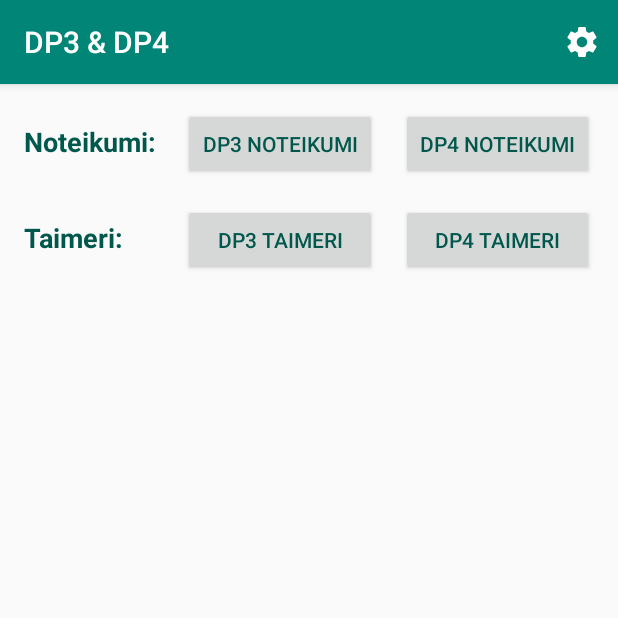
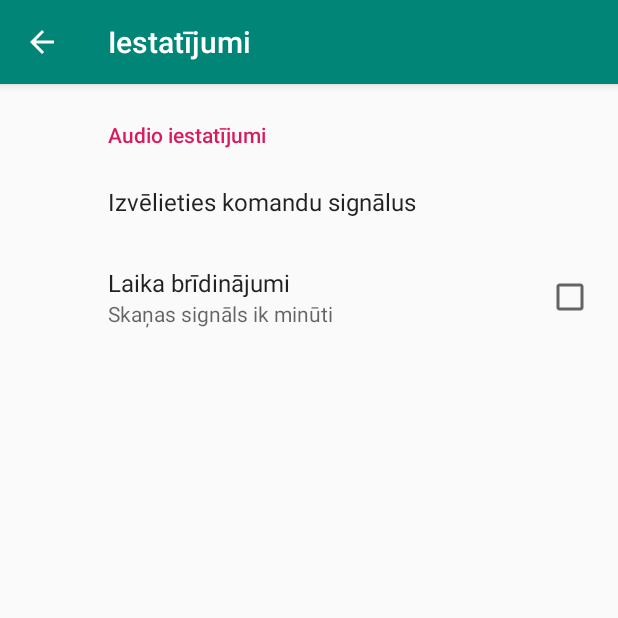
Before and after one commit to MartinsZB/DP3-un-DP4, an Android app: the screen it shows after launch (MainActivity before the commit, SettingsActivity after it), after a tap on "Iestatījumi", on a phone screen of 412 x 824 dp, the top half of it. Run offline under Robolectric (Android 15) with nearby library versions, the phone set to English and light mode, and no system bars; our stand-ins replace androidx.preference.

Commit message:
audio iestatijumi

```diff
--- a/app/build.gradle
+++ b/app/build.gradle
@@ -9,6 +9,7 @@ android {
         versionCode 1
         versionName "1.0"
         testInstrumentationRunner "android.support.test.runner.AndroidJUnitRunner"
+        vectorDrawables.useSupportLibrary = true
     }
     buildTypes {
         release {
@@ -23,7 +24,10 @@ dependencies {
     implementation 'com.android.support:appcompat-v7:28.0.0'
     implementation 'com.android.support.constraint:constraint-layout:1.1.3'
     implementation 'com.android.support:design:28.0.0'
+    implementation 'com.android.support:support-v4:28.0.0'
+    implementation 'com.android.support:support-vector-drawable:28.0.0'
     testImplementation 'junit:junit:4.12'
     androidTestImplementation 'com.android.support.test:runner:1.0.2'
     androidTestImplementation 'com.android.support.test.espresso:espresso-core:3.0.2'
+    implementation 'com.android.support:preference-v7:28.0.0'
 }
--- a/app/src/main/AndroidManifest.xml
+++ b/app/src/main/AndroidManifest.xml
@@ -55,6 +55,11 @@
                 android:name="android.support.PARENT_ACTIVITY"
                 android:value="com.martinszb.dp3undp4.MainActivity" />
         </activity>
+        <activity
+            android:name=".SettingsActivity"
+            android:label="@string/iestatijumi"
+            android:parentActivityName=".MainActivity">
+            </activity>
     </application>
 
 </manifest>
--- a/app/src/main/java/com/martinszb/dp3undp4/DP3TimerActivity.java
+++ b/app/src/main/java/com/martinszb/dp3undp4/DP3TimerActivity.java
@@ -15,7 +15,7 @@ public class DP3TimerActivity extends AppCompatActivity {
     protected void onCreate(Bundle savedInstanceState) {
         super.onCreate(savedInstanceState);
         setContentView(R.layout.activity_dp3_timer);
-        Toolbar toolbar = (Toolbar) findViewById(R.id.toolbar);
+        Toolbar toolbar = findViewById(R.id.toolbar);
         setSupportActionBar(toolbar);
 
         getSupportActionBar().setDisplayHomeAsUpEnabled(true);
@@ -25,7 +25,7 @@ public class DP3TimerActivity extends AppCompatActivity {
         Bundle extras = new Bundle();
         extras.putString("EXTRA_TYPE", "DP3");
         extras.putInt("EXTRA_SESSION", 0);
-        Switch compSwitch = (Switch) findViewById(R.id.switch1);
+        Switch compSwitch = findViewById(R.id.switch1);
         Boolean compState = compSwitch.isChecked();
         extras.putBoolean("EXTRA_COMPETITION", compState);
         intent.putExtras(extras);
@@ -36,7 +36,7 @@ public class DP3TimerActivity extends AppCompatActivity {
         Bundle extras = new Bundle();
         extras.putString("EXTRA_TYPE", "DP3");
         extras.putInt("EXTRA_SESSION", 1);
-        Switch compSwitch = (Switch) findViewById(R.id.switch1);
+        Switch compSwitch = findViewById(R.id.switch1);
         Boolean compState = compSwitch.isChecked();
         extras.putBoolean("EXTRA_COMPETITION", compState);
         intent.putExtras(extras);
--- a/app/src/main/java/com/martinszb/dp3undp4/MainActivity.java
+++ b/app/src/main/java/com/martinszb/dp3undp4/MainActivity.java
@@ -2,6 +2,7 @@ package com.martinszb.dp3undp4;
 
 import android.content.Intent;
 import android.os.Bundle;
+import android.provider.Settings;
 import android.support.design.widget.FloatingActionButton;
 import android.support.design.widget.Snackbar;
 import android.support.v7.app.AppCompatActivity;
@@ -13,20 +14,26 @@ import android.view.MenuItem;
 public class MainActivity extends AppCompatActivity {
 
     public static final String EXTRA_MESSAGE = "com.martinszb.dp3undp4.MESSAGE";
+    private static final int SETTINGS_RESULT = 1;
 
     @Override
     protected void onCreate(Bundle savedInstanceState) {
         super.onCreate(savedInstanceState);
         setContentView(R.layout.activity_main);
-        Toolbar toolbar = (Toolbar) findViewById(R.id.toolbar);
+        Toolbar toolbar = findViewById(R.id.toolbar);
         setSupportActionBar(toolbar);
-
     }
 
     @Override
     public boolean onCreateOptionsMenu(Menu menu) {
         // Inflate the menu; this adds items to the action bar if it is present.
         getMenuInflater().inflate(R.menu.menu_settings, menu);
+        return true;
+    }
+
+    @Override
+    public boolean onOptionsItemSelected(MenuItem item) {
+        startActivity(new Intent(this,SettingsActivity.class));
         return true;
     }
 
--- /dev/null
+++ b/app/src/main/java/com/martinszb/dp3undp4/SettingsActivity.java
@@ -0,0 +1,16 @@
+package com.martinszb.dp3undp4;
+
+import android.support.v7.app.AppCompatActivity;
+import android.os.Bundle;
+
+public class SettingsActivity extends AppCompatActivity {
+
+    @Override
+    protected void onCreate(Bundle savedInstanceState) {
+
+        super.onCreate(savedInstanceState);
+        getSupportFragmentManager().beginTransaction()
+                .replace(android.R.id.content, new SettingsFragment())
+                .commit();
+    }
+}
--- /dev/null
+++ b/app/src/main/java/com/martinszb/dp3undp4/SettingsFragment.java
@@ -0,0 +1,23 @@
+package com.martinszb.dp3undp4;
+
+
+import android.os.Bundle;
+import android.support.v4.app.Fragment;
+import android.support.v7.preference.PreferenceFragmentCompat;
+import android.view.LayoutInflater;
+import android.view.View;
+import android.view.ViewGroup;
+import android.widget.TextView;
+
+/**
+ * A simple {@link Fragment} subclass.
+ */
+public class SettingsFragment extends PreferenceFragmentCompat {
+
+
+    @Override
+    public void onCreatePreferences(Bundle savedInstanceState, String rootKey) {
+        setPreferencesFromResource(R.xml.preferences,rootKey);
+    }
+
+}
--- a/app/src/main/java/com/martinszb/dp3undp4/ShowRulesActivity.java
+++ b/app/src/main/java/com/martinszb/dp3undp4/ShowRulesActivity.java
@@ -16,7 +16,7 @@ public class ShowRulesActivity extends AppCompatActivity {
     protected void onCreate(Bundle savedInstanceState) {
         super.onCreate(savedInstanceState);
         setContentView(R.layout.activity_show_rules);
-        Toolbar toolbar = (Toolbar) findViewById(R.id.toolbar);
+        Toolbar toolbar = findViewById(R.id.toolbar);
         setSupportActionBar(toolbar);
 
         getSupportActionBar().setDisplayHomeAsUpEnabled(true);
--- a/app/src/main/res/menu/menu_settings.xml
+++ b/app/src/main/res/menu/menu_settings.xml
@@ -5,6 +5,6 @@
     <item
         android:id="@+id/action_settings"
         android:icon="@drawable/ic_settings_black_24dp"
-        android:title="@string/action_settings"
+        android:title="@string/iestatijumi"
         app:showAsAction="ifRoom"/>
 </menu>
--- /dev/null
+++ b/app/src/main/res/values/arrays.xml
@@ -0,0 +1,13 @@
+<?xml version="1.0" encoding="utf-8"?>
+<resources>
+    <string-array name="skanas_nosaukumi">
+        <item>@string/settings_audio_balss</item>
+        <item>@string/settings_audio_beep</item>
+        <item>@string/settings_audio_silence</item>
+    </string-array>
+    <string-array name="skanas_id">
+        <item>balss</item>
+        <item>beep</item>
+        <item>klusums</item>
+    </string-array>
+</resources>
--- a/app/src/main/res/values/strings.xml
+++ b/app/src/main/res/values/strings.xml
@@ -52,5 +52,12 @@
     <string name="uzmanibu">Uzmanību!</string>
     <string name="starts">Starts!</string>
     <string name="stop">Stop!!</string>
-    <string name="action_settings">Iestatījumi</string>
+    <string name="iestatijumi">Iestatījumi</string>
+    <string name="setting_gr_skana">Audio iestatījumi</string>
+    <string name="setting_skana_komandas">Izvēlieties komandu signālus</string>
+    <string name="settings_audio_balss">Balss komandas</string>
+    <string name="settings_audio_beep">Skaņas signāls</string>
+    <string name="settings_audio_silence">Klusums</string>
+    <string name="settings_skana_minute">Laika brīdinājumi</string>
+    <string name="settings_skana_minuteDescription">Skaņas signāls ik minūti</string>
 </resources>
--- a/app/src/main/res/values/styles.xml
+++ b/app/src/main/res/values/styles.xml
@@ -6,6 +6,7 @@
         <item name="colorPrimary">@color/colorPrimary</item>
         <item name="colorPrimaryDark">@color/colorPrimaryDark</item>
         <item name="colorAccent">@color/colorAccent</item>
+        <item name="preferenceTheme">@style/PreferenceThemeOverlay</item>
     </style>
 
     <style name="AppTheme.NoActionBar">
@@ -17,4 +18,6 @@
 
     <style name="AppTheme.PopupOverlay" parent="ThemeOverlay.AppCompat.Light" />
 
+
+
 </resources>
--- /dev/null
+++ b/app/src/main/res/xml/preferences.xml
@@ -0,0 +1,19 @@
+<?xml version="1.0" encoding="utf-8"?>
+<PreferenceScreen xmlns:android="http://schemas.android.com/apk/res/android">
+
+    <PreferenceCategory android:title="@string/setting_gr_skana">
+    <ListPreference
+        android:dialogTitle="@string/setting_skana_komandas"
+        android:entries="@array/skanas_nosaukumi"
+        android:entryValues="@array/skanas_id"
+        android:key="list"
+        android:summary="%s"
+        android:title="@string/setting_skana_komandas"
+        android:defaultValue="@string/settings_audio_balss"/>
+    <CheckBoxPreference
+        android:defaultValue="false"
+        android:key="check_box_preference_1"
+        android:title="@string/settings_skana_minute"
+        android:summary="@string/settings_skana_minuteDescription"/>
+    </PreferenceCategory>
+</PreferenceScreen>
```
Also changed, not shown: app/src/main/java/com/martinszb/dp3undp4/DP4TimerActivity.java (+5 -5 lines), app/src/main/java/com/martinszb/dp3undp4/TimerClockActivity.java (+13 -13 lines), app/src/main/res/SetPreferenceActivity.java (added, +15 -0 lines), app/src/main/res/drawable/ic_info_black_24dp.xml (added, +9 -0 lines), app/src/main/res/drawable/ic_notifications_black_24dp.xml (added, +9 -0 lines), app/src/main/res/drawable/ic_sync_black_24dp.xml (added, +9 -0 lines).
